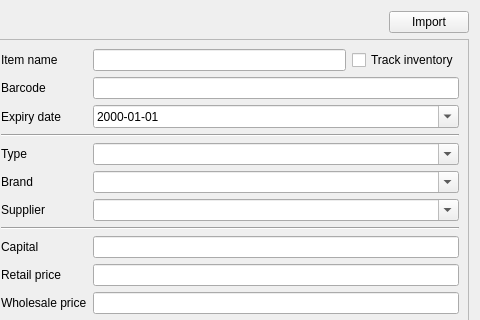
First picture: the form in app/views/templates/ManageItem.ui, repository rondalefloyd/mts-pos, before the edit; both pictures show x 514 to 994 and y 0 to 320 of the 994 by 629 pixel window.
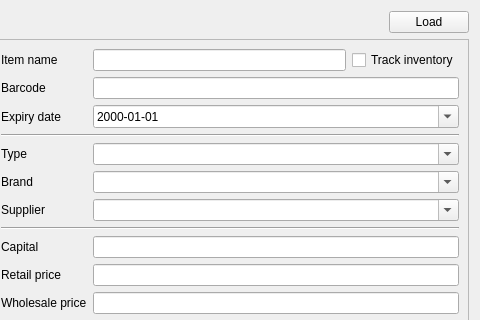
Second picture: the form after the edit.

The edit to the form file:
```diff
--- a/app/views/templates/ManageItem.ui
+++ b/app/views/templates/ManageItem.ui
@@ -238,7 +238,7 @@
        <item>
         <widget class="QPushButton" name="pushButtonImport">
          <property name="text">
-          <string>Import</string>
+          <string>Load</string>
          </property>
         </widget>
        </item>
```
Left out of the diff: 2 changed lines with no effect on the pictures.
